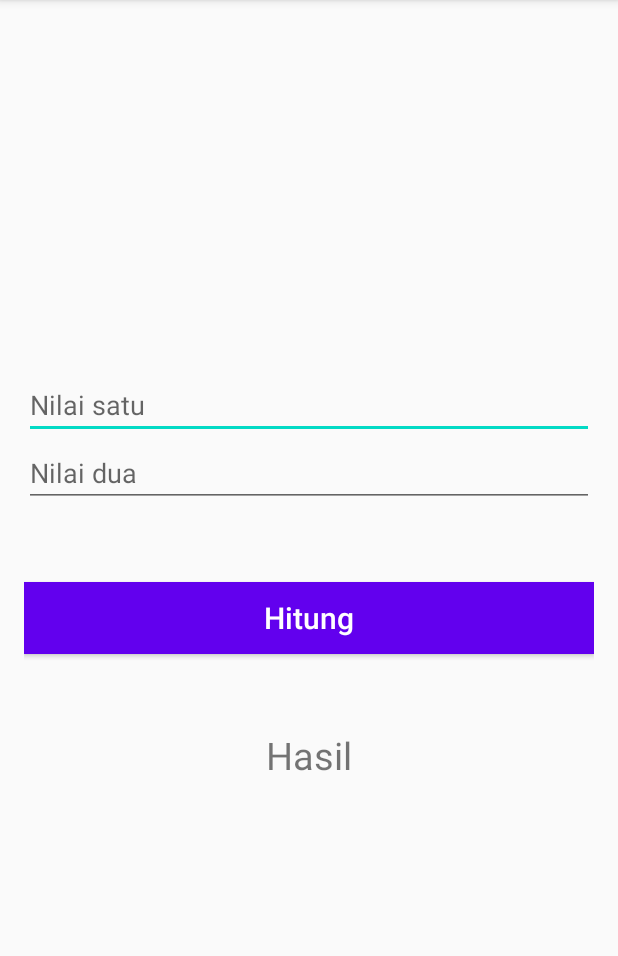
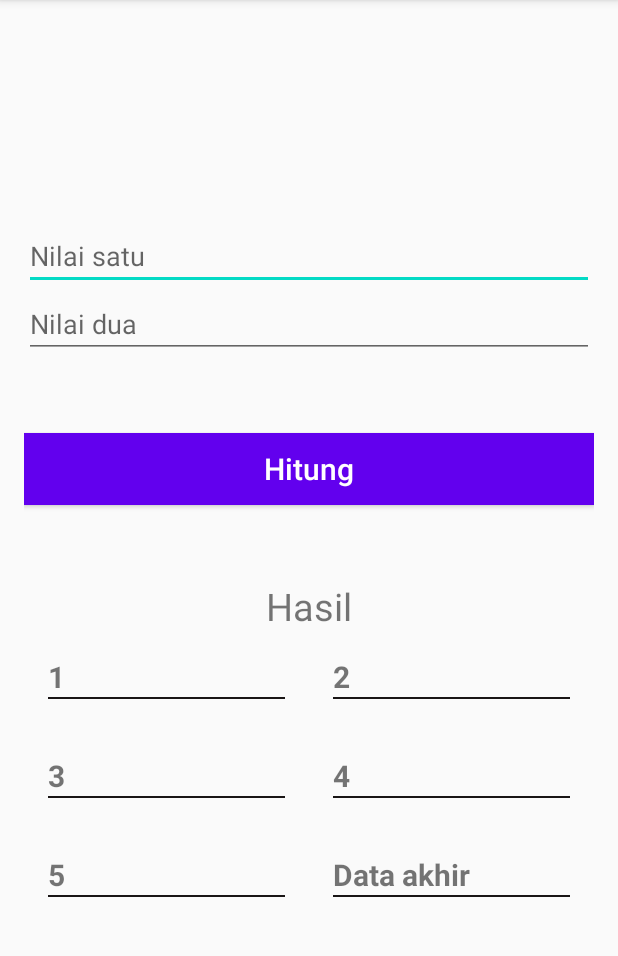
Before and after one commit to basriumar12/PertemuanKedua, an Android app: the screen it shows after launch (MainActivity), on a phone screen of 412 x 824 dp, the part 84-1040 px from its top. Run offline under Robolectric (Android 15) with nearby library versions, the phone set to English and light mode, and no system bars.

Commit message:
data tambahan

```diff
--- /dev/null
+++ b/app/src/main/java/com/basri/pertemuankedua/AdapterHitung.kt
@@ -0,0 +1,40 @@
+package com.basri.pertemuankedua
+
+import android.view.LayoutInflater
+import android.view.View
+import android.view.ViewGroup
+import androidx.recyclerview.widget.RecyclerView
+import kotlinx.android.synthetic.main.item_adapter.view.*
+
+class AdapterHitung
+    (private  val list : ArrayList<ModelHitung>) :
+    RecyclerView.Adapter<AdapterHitung.Holder>()
+{
+
+    // mengisi view untuk adapter
+    override fun onCreateViewHolder(parent: ViewGroup, viewType: Int): AdapterHitung.Holder {
+
+        return Holder(LayoutInflater.from(parent.context).inflate(
+
+            R.layout.item_adapter,parent,false
+        ))
+
+
+    }
+    //size dalam array yang akan di tampilkan
+    override fun getItemCount(): Int {
+        return list.size
+
+    }
+
+    //untuk set data yang ada dlist dalam view item adapter
+    override fun onBindViewHolder(holder: AdapterHitung.Holder, position: Int) {
+
+        holder.view.tv_angka.text = list[position].dataHitung
+
+    }
+
+    class  Holder (val view : View) : RecyclerView.ViewHolder(view)
+
+
+}
--- a/app/src/main/java/com/basri/pertemuankedua/MainActivity.kt
+++ b/app/src/main/java/com/basri/pertemuankedua/MainActivity.kt
@@ -6,6 +6,8 @@ import android.util.Log
 import android.widget.LinearLayout
 import android.widget.Toast
 import androidx.appcompat.widget.LinearLayoutCompat
+import androidx.recyclerview.widget.GridLayoutManager
+import androidx.recyclerview.widget.LinearLayoutManager
 import com.google.android.material.snackbar.Snackbar
 import kotlinx.android.synthetic.main.activity_main.*
 
@@ -32,7 +34,6 @@ class MainActivity : AppCompatActivity() {
 
         //aplikasi arimatika
         //btn butuh action klik
-
         btn_hitung.setOnClickListener {
 
             if (edt_nilai_satu.text.toString().isNullOrEmpty()){
@@ -63,6 +64,29 @@ class MainActivity : AppCompatActivity() {
 
         }
 
+        dataRecylerview()
+
+
+    }
+
+    private fun dataRecylerview() {
+        val dataHitung = arrayOf("1","2","3","4","5","Data akhir")
+        val dataArray : ArrayList<ModelHitung> = ArrayList()
+        //for looping
+        dataHitung.forEach {
+            val modelHitung = ModelHitung(it)
+            dataArray.add(modelHitung)
+        }
+
+
+        rv_data.setHasFixedSize(true)
+        rv_data.layoutManager = GridLayoutManager(this,2)
+        //rv_data.layoutManager = LinearLayoutManager(this)
+         /// membuat objek adapter
+        val adapter = AdapterHitung(dataArray)
+        //set objek adapter ke id recylerview
+        rv_data.adapter = adapter
+
 
     }
 }
--- /dev/null
+++ b/app/src/main/java/com/basri/pertemuankedua/ModelHitung.kt
@@ -0,0 +1,3 @@
+package com.basri.pertemuankedua
+
+class ModelHitung (val dataHitung: String?)
--- a/app/src/main/res/layout/activity_main.xml
+++ b/app/src/main/res/layout/activity_main.xml
@@ -46,4 +46,9 @@
         android:layout_width="match_parent"
         android:layout_height="wrap_content"/>
 
+    <androidx.recyclerview.widget.RecyclerView
+        android:id="@+id/rv_data"
+        android:layout_width="match_parent"
+        android:layout_height="wrap_content"/>
+
 </androidx.appcompat.widget.LinearLayoutCompat>
--- /dev/null
+++ b/app/src/main/res/layout/item_adapter.xml
@@ -0,0 +1,23 @@
+<?xml version="1.0" encoding="utf-8"?>
+<LinearLayout xmlns:android="http://schemas.android.com/apk/res/android"
+    android:orientation="vertical"
+    android:layout_margin="16dp"
+
+    android:layout_width="match_parent"
+    android:layout_height="wrap_content">
+
+    <TextView
+        android:textStyle="bold"
+        android:textSize="20sp"
+        android:text="1"
+        android:id="@+id/tv_angka"
+        android:layout_width="match_parent"
+        android:layout_height="wrap_content"/>
+
+    <View
+        android:layout_marginBottom="5dp"
+        android:background="#191515"
+        android:layout_width="match_parent"
+        android:layout_height="1dp"/>
+
+</LinearLayout>
```
